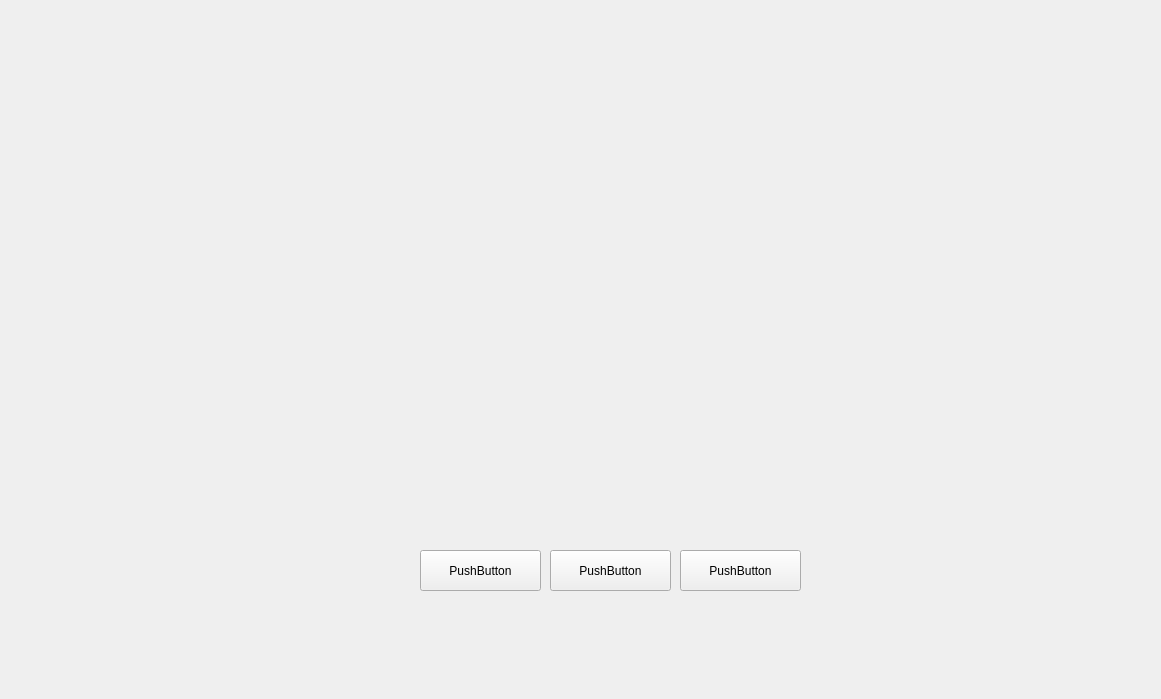
Old version of the form design/widget_image.ui in the repository Qvert/anex_repository.
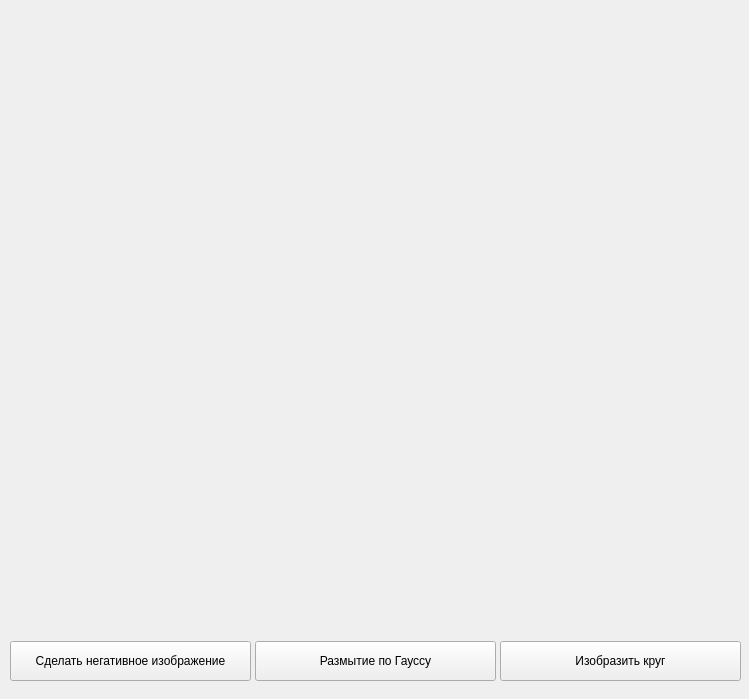
New version of the form.

Commit message: finished function negative_function

The edit to the form file:
```diff
--- a/design/widget_image.ui
+++ b/design/widget_image.ui
@@ -6,64 +6,107 @@
    <rect>
     <x>0</x>
     <y>0</y>
-    <width>1161</width>
+    <width>749</width>
     <height>699</height>
    </rect>
   </property>
   <property name="windowTitle">
    <string>Form</string>
   </property>
-  <widget class="QPushButton" name="pushButton">
+  <widget class="QWidget" name="verticalLayoutWidget">
    <property name="geometry">
     <rect>
-     <x>420</x>
-     <y>550</y>
-     <width>121</width>
-     <height>41</height>
+     <x>10</x>
+     <y>10</y>
+     <width>731</width>
+     <height>671</height>
     </rect>
    </property>
-   <property name="text">
-    <string>PushButton</string>
-   </property>
-  </widget>
+   <layout class="QVBoxLayout" name="verticalLayout">
+    <property name="sizeConstraint">
+     <enum>QLayout::SetMinimumSize</enum>
+    </property>
+    <item>
   <widget class="QLabel" name="label_picture">
-   <property name="geometry">
-    <rect>
-     <x>50</x>
-     <y>20</y>
-     <width>1061</width>
-     <height>491</height>
-    </rect>
+      <property name="minimumSize">
+       <size>
+        <width>640</width>
+        <height>480</height>
+       </size>
+      </property>
+      <property name="baseSize">
+       <size>
+        <width>1000</width>
+        <height>0</height>
+       </size>
+      </property>
+      <property name="contextMenuPolicy">
+       <enum>Qt::NoContextMenu</enum>
    </property>
    <property name="text">
     <string/>
    </property>
   </widget>
-  <widget class="QPushButton" name="pushButton_2">
-   <property name="geometry">
-    <rect>
-     <x>550</x>
-     <y>550</y>
-     <width>121</width>
-     <height>41</height>
-    </rect>
-   </property>
+    </item>
+    <item>
+     <layout class="QHBoxLayout" name="horizontalLayout_2">
+      <property name="spacing">
+       <number>4</number>
+      </property>
+      <property name="leftMargin">
+       <number>0</number>
+      </property>
+      <property name="topMargin">
+       <number>0</number>
+      </property>
+      <property name="rightMargin">
+       <number>0</number>
+      </property>
+      <property name="bottomMargin">
+       <number>0</number>
+      </property>
+      <item>
+       <widget class="QPushButton" name="negative">
+        <property name="minimumSize">
+         <size>
+          <width>130</width>
+          <height>40</height>
+         </size>
+        </property>
    <property name="text">
-    <string>PushButton</string>
-   </property>
-  </widget>
-  <widget class="QPushButton" name="pushButton_3">
-   <property name="geometry">
-    <rect>
-     <x>680</x>
-     <y>550</y>
-     <width>121</width>
-     <height>41</height>
-    </rect>
+         <string>Сделать негативное изображение</string>
+        </property>
+       </widget>
+      </item>
+      <item>
+       <widget class="QPushButton" name="gaussian_blur">
+        <property name="minimumSize">
+         <size>
+          <width>130</width>
+          <height>40</height>
+         </size>
    </property>
    <property name="text">
-    <string>PushButton</string>
-   </property>
+         <string>Размытие по Гауссу</string>
+        </property>
+       </widget>
+      </item>
+      <item>
+       <widget class="QPushButton" name="circle">
+        <property name="minimumSize">
+         <size>
+          <width>130</width>
+          <height>40</height>
+         </size>
+        </property>
+        <property name="text">
+         <string>Изобразить круг</string>
+        </property>
+       </widget>
+      </item>
+     </layout>
+    </item>
+   </layout>
   </widget>
  </widget>
  <resources/>
```
Lines whose indentation alone changed are shown as unchanged. The commit also changes 5 other files.
